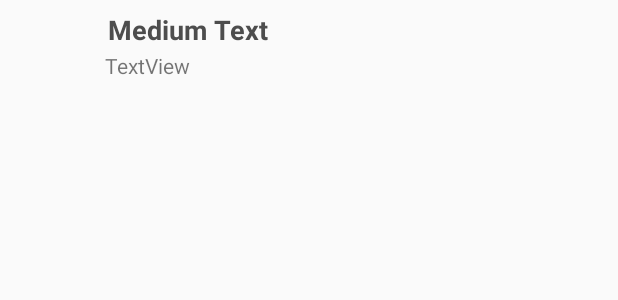
After one commit to stephane-aze/MovieAdvisor, an Android app: the layout mylist.xml on its own in the app's theme, with its tools: preview values and no code run, on a phone screen of 412 x 824 dp. The commit adds this screen. Shown: the top 300 px of the screen. Run offline under Robolectric (Android 15) with nearby library versions, the phone set to English and light mode, and no system bars.

Commit message:
commencement l'intégration de listview

```diff
--- /dev/null
+++ b/app/src/main/res/layout/mylist.xml
@@ -0,0 +1,35 @@
+<?xml version="1.0" encoding="utf-8"?>
+<LinearLayout xmlns:android="http://schemas.android.com/apk/res/android"
+    android:layout_width="match_parent"
+    android:layout_height="match_parent"
+    android:orientation="horizontal" >
+
+    <ImageView
+        android:id="@+id/icon"
+        android:layout_width="60dp"
+        android:layout_height="60dp"
+        android:padding="5dp" />
+
+    <LinearLayout android:layout_width="wrap_content"
+        android:layout_height="wrap_content"
+        android:orientation="vertical">
+
+        <TextView
+            android:id="@+id/title"
+            android:layout_width="wrap_content"
+            android:layout_height="wrap_content"
+            android:text="Medium Text"
+            android:textStyle="bold"
+            android:textAppearance="?android:attr/textAppearanceMedium"
+            android:layout_marginLeft="10dp"
+            android:layout_marginTop="5dp"
+            android:padding="2dp"
+            android:textColor="#4d4d4d" />
+        <TextView
+            android:id="@+id/subtitle"
+            android:layout_width="wrap_content"
+            android:layout_height="wrap_content"
+            android:text="TextView"
+            android:layout_marginLeft="10dp"/>
+    </LinearLayout>
+</LinearLayout>
```
Also changed, not shown: app/src/main/java/com/masterAljAAR/films/ListViewFilm.kt (added, +35 -0 lines), app/src/main/java/com/masterAljAAR/films/MainActivity.kt (+63 -1 lines), app/src/main/res/layout/activity_main.xml (+8 -0 lines), 1 other file.
